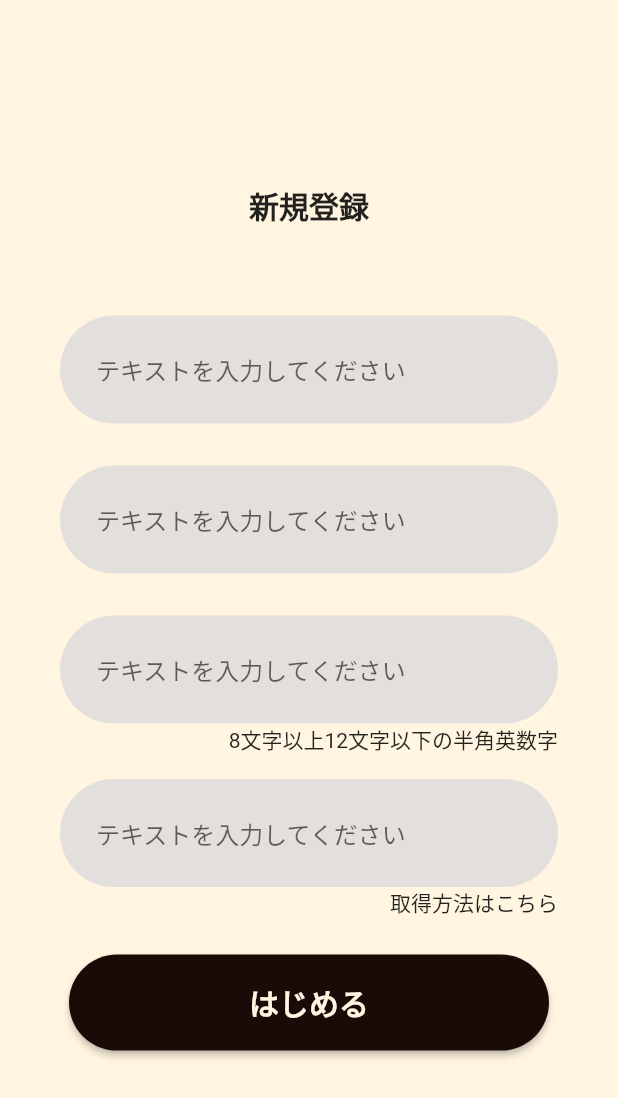
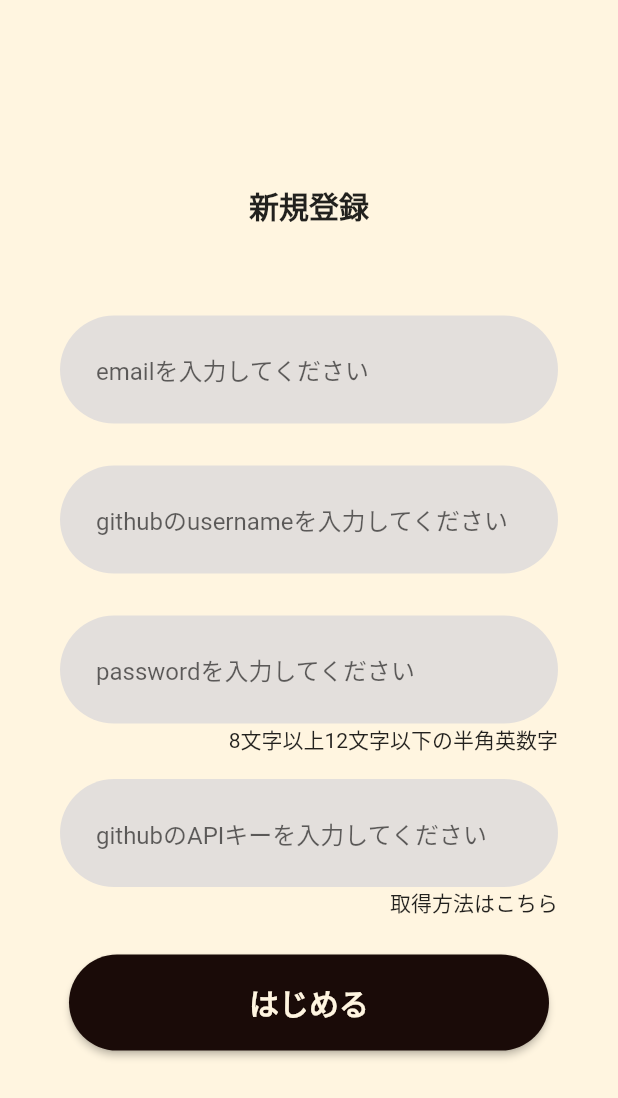
Before and after one commit to tenpei-peso/UsshiHub, a Flutter app: the screen it shows after launch, after a tap on "登録する", on a phone screen of 412 x 824 dp. Shown: the top 1098 px of the screen. Run offline on Flutter 3.47's test engine with Material 2 defaults, Android fonts, the phone set to English and light mode, and no system bars; our stand-ins replace cloud_firestore, firebase_auth, firebase_core, flutter_animate, flutter_dotenv, flutter_markdown and 5 more; missing offline and left inert: dart_openai, github, google_mlkit_text_recognition; accounts and stored records are empty; network calls fail.

Commit message:
新規登録画面のUI修正

```diff
--- a/lib/presentation/page/sign_in_page.dart
+++ b/lib/presentation/page/sign_in_page.dart
@@ -33,15 +33,15 @@ class SignInPage extends ConsumerWidget {
               const SizedBox(height: 30,),
               Padding(
                 padding: const EdgeInsets.only(top: 28.0),
-                child: TextField(controller: authNotifier.emailController),
+                child: TextField(controller: authNotifier.emailController, hintText: 'emailを入力してください',),
               ),
               Padding(
                 padding: const EdgeInsets.only(top: 28.0),
-                child: TextField(controller: authNotifier.githubUserNameController),
+                child: TextField(controller: authNotifier.githubUserNameController, hintText: 'githubのusernameを入力してください',),
               ),
               Padding(
                 padding: const EdgeInsets.only(top: 28.0),
-                child: TextField(controller: authNotifier.passwordController),
+                child: TextField(controller: authNotifier.passwordController, hintText: 'passwordを入力してください',),
               ),
               const Align(
                   alignment: Alignment.centerRight,
@@ -49,7 +49,7 @@ class SignInPage extends ConsumerWidget {
               ),
               Padding(
                 padding: const EdgeInsets.only(top: 16.0),
-                child: TextField(controller: authNotifier.githubApiKeyController),
+                child: TextField(controller: authNotifier.githubApiKeyController, hintText: 'githubのAPIキーを入力してください',),
               ),
               const Align(
                   alignment: Alignment.centerRight,
@@ -64,6 +64,7 @@ class SignInPage extends ConsumerWidget {
                     await authNotifier.signIn();
                     if(currentUser == null) {
                       print('アカウント作成できない');
+                      return;
                     }
                     Navigator.push(
                       context,
@@ -100,9 +101,12 @@ class SignInPage extends ConsumerWidget {
 
 class TextField extends StatelessWidget {
   const TextField({
-    super.key, required this.controller,
+    super.key,
+    required this.controller,
+    required this.hintText,
   });
   final TextEditingController controller;
+  final String hintText;
 
   @override
   Widget build(BuildContext context) {
@@ -116,7 +120,7 @@ class TextField extends StatelessWidget {
           borderRadius: BorderRadius.circular(40.0), // 角丸の半径を設定
           borderSide: BorderSide.none, // 枠線を非表示にする
         ),
-        hintText: 'テキストを入力してください', // ヒントテキストを設定
+        hintText: hintText, // ヒントテキストを設定
       ),
     );
   }
```
